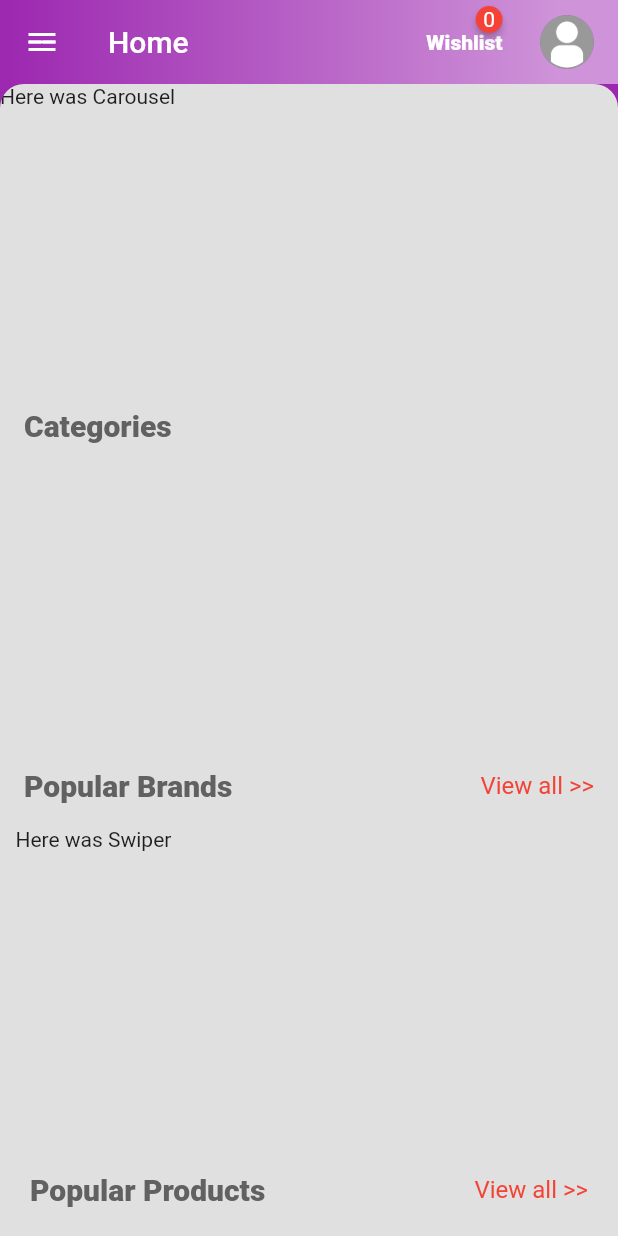
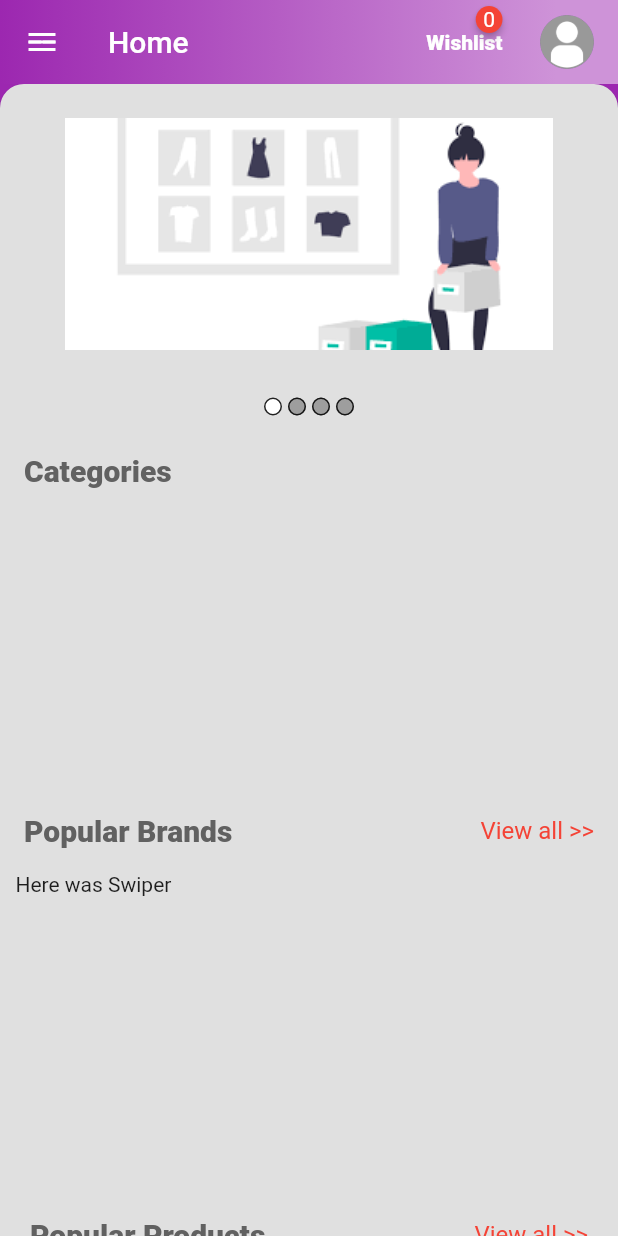
Before and after one commit to prodigyK/ShoppingApp, a Flutter app: the Home screen opened directly, on a phone screen of 412 x 824 dp. Run offline on Flutter 3.47's test engine with Material 2 defaults, Android fonts, the phone set to English and light mode, and no system bars; drawn by our look-alikes of backdrop, badges, carousel_slider; our stand-ins replace font_awesome_flutter, shared_preferences; missing offline and left inert: list_tile_switch; accounts and stored records are empty; network calls fail.

Commit message:
Replace carousel with null safety

```diff
--- a/lib/screens/home.dart
+++ b/lib/screens/home.dart
@@ -6,6 +6,7 @@ import 'package:course_firebase_app/constants/color_consts.dart';
 import 'package:course_firebase_app/constants/icon_consts.dart';
 import 'package:course_firebase_app/constants/temp_data.dart';
 import 'package:course_firebase_app/provider/dark_theme_provider.dart';
+import 'package:course_firebase_app/widgets/carousel.dart';
 import 'package:course_firebase_app/widgets/category_widget.dart';
 import 'package:course_firebase_app/widgets/popular_product.dart';
 import 'package:flutter/material.dart';
@@ -172,28 +173,10 @@ class Home extends StatelessWidget {
         child: Column(
           children: [
             Container(
-              height: 200.0,
+              height: 230.0,
               width: double.infinity,
-              child: Text('Here was Carousel'),
-              // Carousel(
-              //   boxFit: BoxFit.fill,
-              //   autoplay: true,
-              //   animationCurve: Curves.fastOutSlowIn,
-              //   animationDuration: Duration(milliseconds: 1000),
-              //   dotSize: 5.0,
-              //   dotIncreasedColor: Color(0xFFFF335C),
-              //   dotBgColor: Colors.black.withOpacity(0.3),
-              //   dotPosition: DotPosition.bottomCenter,
-              //   // dotVerticalPadding: 10.0,
-              //   showIndicator: true,
-              //   indicatorBgPadding: 7.0,
-              //   images: [
-              //     ExactAssetImage("assets/images/carousel1.png"),
-              //     ExactAssetImage("assets/images/carousel2.jpeg"),
-              //     ExactAssetImage("assets/images/carousel3.jpg"),
-              //     ExactAssetImage("assets/images/carousel4.png"),
-              //   ],
-              // ),
+              // child: Text('Here was Carousel'),
+              child: Carousel(),
             ),
             Padding(
               padding: const EdgeInsets.all(16.0),
--- /dev/null
+++ b/lib/widgets/carousel.dart
@@ -0,0 +1,90 @@
+import 'package:carousel_slider/carousel_slider.dart';
+import 'package:flutter/material.dart';
+
+class Carousel extends StatefulWidget {
+  const Carousel({Key? key}) : super(key: key);
+
+  @override
+  _CarouselState createState() => _CarouselState();
+}
+
+class _CarouselState extends State<Carousel> {
+  var images = [
+    "assets/images/carousel1.png",
+    "assets/images/carousel2.jpeg",
+    "assets/images/carousel3.jpg",
+    "assets/images/carousel4.png",
+  ];
+  CarouselController _controller = CarouselController();
+  int currentIndex = 0;
+
+  @override
+  Widget build(BuildContext context) {
+    print('controller: ${_controller.ready}');
+    return Column(
+      children: [
+        Container(
+          child: CarouselSlider(
+            carouselController: _controller,
+            items: [
+              buildImageContainer(image: images[0]),
+              buildImageContainer(image: images[1]),
+              buildImageContainer(image: images[2]),
+              buildImageContainer(image: images[3]),
+            ],
+            options: CarouselOptions(
+              height: 200,
+              aspectRatio: 16 / 9,
+              viewportFraction: 0.9,
+              initialPage: 0,
+              enableInfiniteScroll: true,
+              reverse: false,
+              autoPlay: true,
+              autoPlayInterval: Duration(seconds: 3),
+              autoPlayAnimationDuration: Duration(milliseconds: 800),
+              autoPlayCurve: Curves.fastOutSlowIn,
+              enlargeCenterPage: true,
+              onPageChanged: (index, reason) {
+                setState(() {
+                  currentIndex = index;
+                });
+              },
+              scrollDirection: Axis.horizontal,
+            ),
+          ),
+        ),
+        Container(
+          height: 30,
+          width: double.infinity,
+          child: Center(
+            child: Row(
+              mainAxisAlignment: MainAxisAlignment.center,
+              crossAxisAlignment: CrossAxisAlignment.center,
+              children: images.map((image) {
+                int index = images.indexOf(image);
+                return Container(
+                  width: 12,
+                  height: 12,
+                  margin: EdgeInsets.symmetric(horizontal: 2),
+                  decoration: BoxDecoration(
+                    shape: BoxShape.circle,
+                    border: Border.all(color: Colors.black87),
+                    color: index == currentIndex ? Colors.white : Colors.grey,
+                  ),
+                );
+              }).toList(),
+            ),
+          ),
+        ),
+      ],
+    );
+  }
+
+  Container buildImageContainer({required String image}) {
+    return Container(
+      decoration: BoxDecoration(
+        image: DecorationImage(image: ExactAssetImage(image)),
+      ),
+    );
+  }
+}
--- a/lib/widgets/feed_item.dart
+++ b/lib/widgets/feed_item.dart
@@ -14,8 +14,8 @@ class FeedItem extends StatelessWidget {
     int index = Random().nextInt(TempData.images.length);
 
     return Container(
-      width: 250,
-      height: 510,
+      // width: 250,
+      // height: 510,
       child: Card(
         child: Stack(
           children: [
--- a/pubspec.yaml
+++ b/pubspec.yaml
@@ -34,7 +34,7 @@ dependencies:
   badges: ^2.0.1
   backdrop: ^0.6.1
   font_awesome_flutter: ^9.1.0
-
+  carousel_slider: ^4.0.0
 
 dev_dependencies:
   flutter_test:
```
Also changed, not shown: pubspec.lock.
